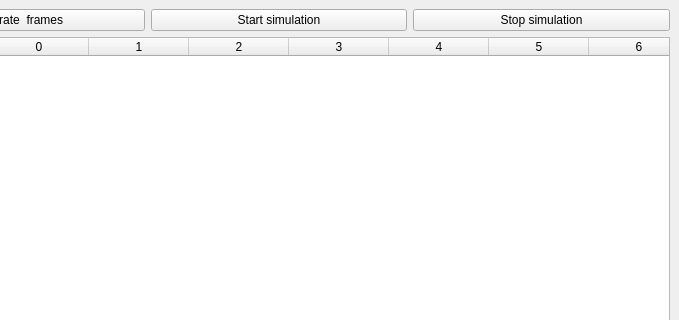
This is xml/primaryWindow.ui in oramadn/CAN_Simulator as Qt 5 draws it before an edit; both pictures show x 121 to 800 and y 0 to 320 of the 800 by 600 pixel window. The edited form follows.
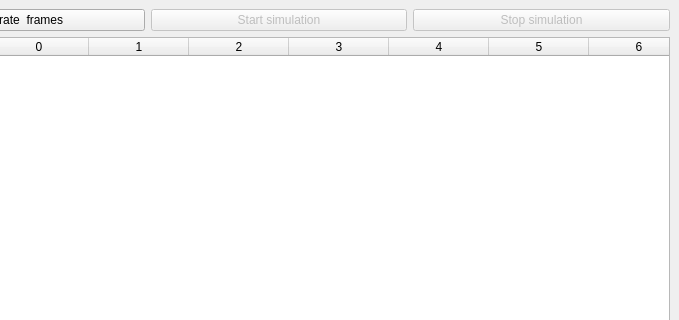
This is the edited form.

The edit to the form file:
```diff
--- a/xml/primaryWindow.ui
+++ b/xml/primaryWindow.ui
@@ -26,6 +26,9 @@
       </item>
       <item>
        <widget class="QPushButton" name="startButton">
+        <property name="enabled">
+         <bool>false</bool>
+        </property>
         <property name="text">
          <string>Start simulation</string>
         </property>
@@ -35,6 +38,9 @@
        <layout class="QVBoxLayout" name="verticalLayout_2">
         <item>
          <widget class="QPushButton" name="stopButton">
+          <property name="enabled">
+           <bool>false</bool>
+          </property>
           <property name="sizePolicy">
            <sizepolicy hsizetype="Minimum" vsizetype="Preferred">
             <horstretch>0</horstretch>
```
